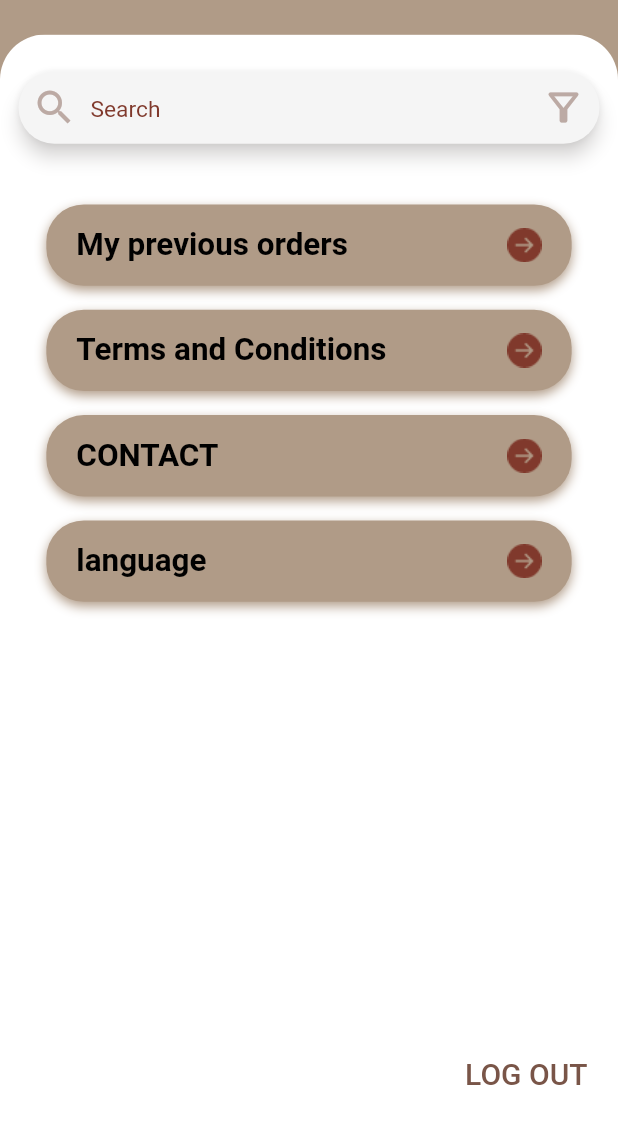
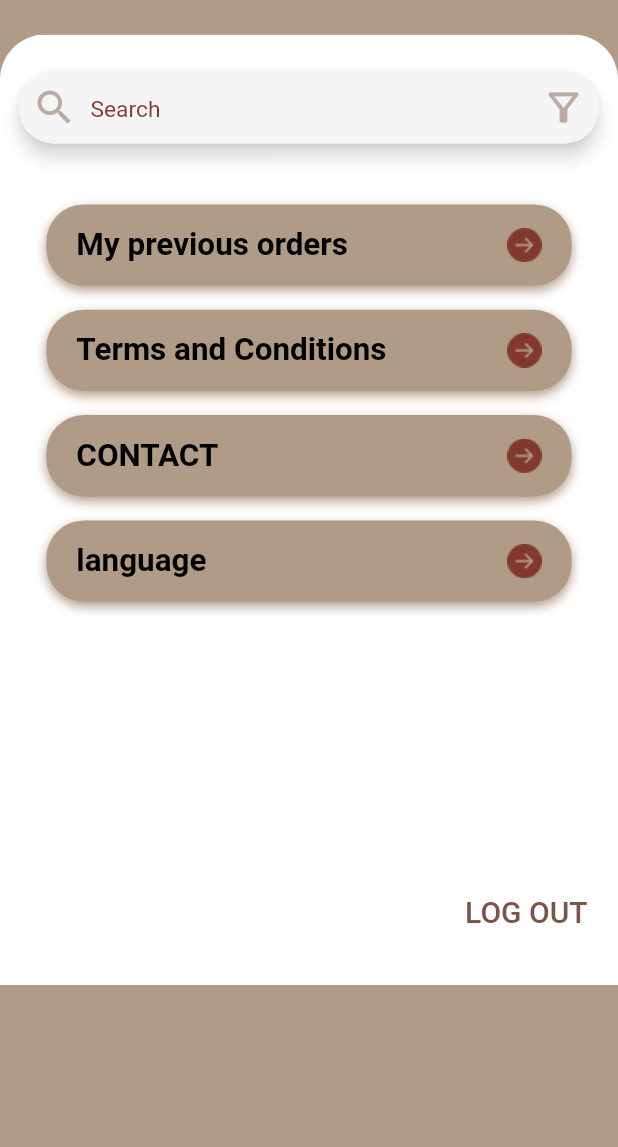
Before and after one commit to mualii/backyard_delivery, a Flutter app: the SettingsScreen screen opened directly, on a phone screen of 412 x 824 dp, the part 89-1236 px from its top. Run offline on Flutter 3.47's test engine with Material 2 defaults, Android fonts, the phone set to English and light mode, and no system bars; our stand-ins replace after_layout, animated_bottom_navigation_bar, flutter_screenutil, font_awesome_flutter.

Commit message:
Editing 2

```diff
--- a/lib/screens/settings_screen/settings_screen.dart
+++ b/lib/screens/settings_screen/settings_screen.dart
@@ -23,15 +23,17 @@ class SettingsScreen extends StatelessWidget {
       child: Scaffold(
         backgroundColor: Color(0xffB09B87),
         appBar: customisedAppBar(context, false),
-        body: Container(
+        body: SingleChildScrollView(
+          child: Container(
+            height: .769.sh,
             decoration: BoxDecoration(
               color: Colors.white,
               borderRadius: BorderRadius.only(
                   topRight: Radius.circular(30), topLeft: Radius.circular(30)),
             ),
             child: Padding(
-              padding:
-                  EdgeInsets.symmetric(vertical: 0.03.sh, horizontal: 0.03.sw),
+                padding: EdgeInsets.symmetric(
+                    vertical: 0.03.sh, horizontal: 0.03.sw),
                 child: Center(
                   child: Column(
                     children: [
@@ -76,13 +78,14 @@ class SettingsScreen extends StatelessWidget {
                       ),
                       Spacer(),
                       Align(
-                      child:
-                          defaultTextButton(function: () {}, title: 'LOG OUT'),
+                        child: defaultTextButton(
+                            function: () {}, title: 'LOG OUT'),
                         alignment: Alignment.bottomRight,
                       ),
                     ],
                   ),
                 )),
+          ),
         ),
       ),
     );
```
Lines whose indentation alone changed are shown as unchanged.
